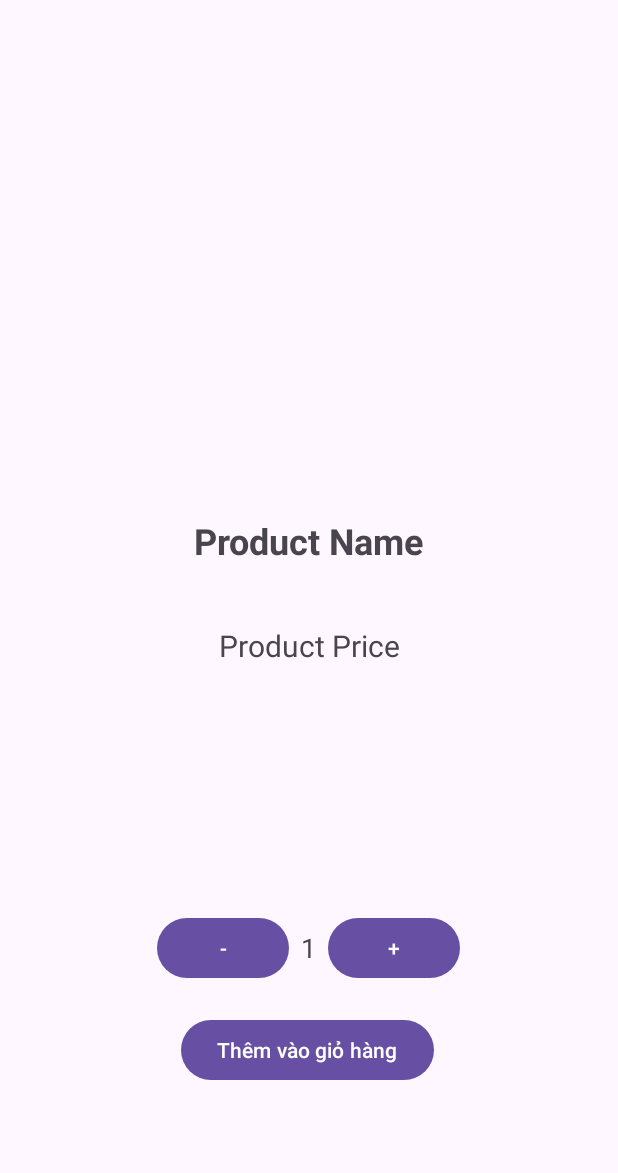
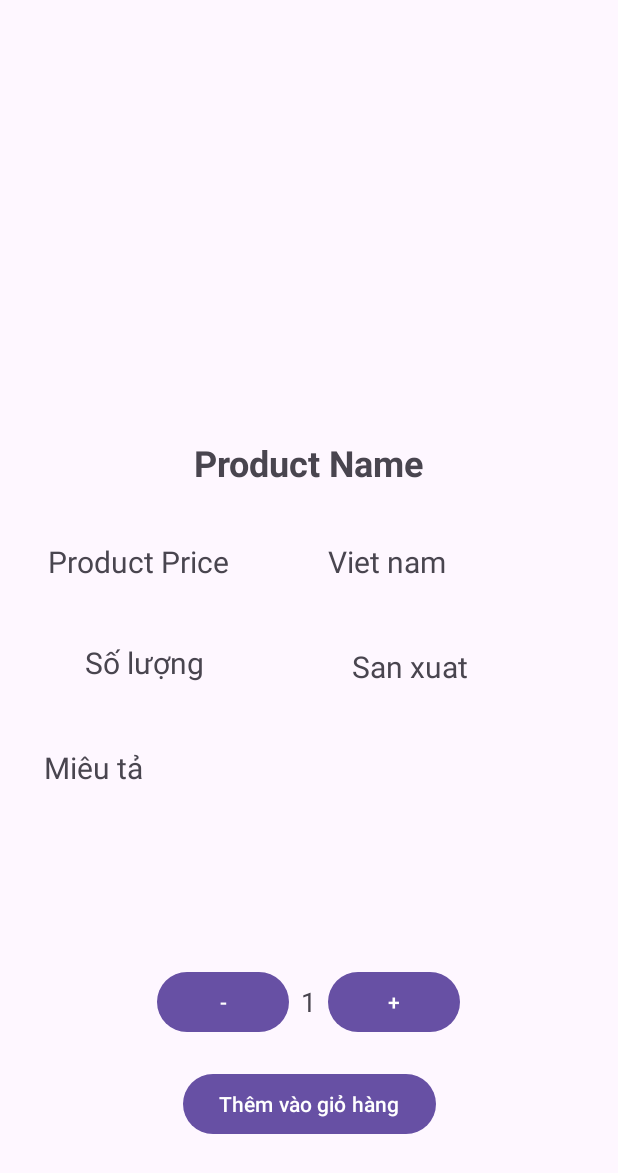
Before and after one commit to chunhai2703/PRM392_Login-Sigup-Screens, an Android app: the layout activity_detail.xml on its own in the app's theme, with its tools: preview values and no code run, on a phone screen of 412 x 824 dp. Shown: the top 1173 px of the screen. Run offline under Robolectric (Android 15) with nearby library versions, the phone set to English and light mode, and no system bars.

Commit message:
update detail

```diff
--- a/app/src/main/res/layout/activity_detail.xml
+++ b/app/src/main/res/layout/activity_detail.xml
@@ -8,11 +8,12 @@
 
     <ImageView
         android:id="@+id/productImage"
-        android:layout_width="421dp"
-        android:layout_height="312dp"
+        android:layout_width="412dp"
+        android:layout_height="260dp"
         app:layout_constraintBottom_toTopOf="@+id/productName"
         app:layout_constraintDimensionRatio="1"
         app:layout_constraintEnd_toEndOf="parent"
+        app:layout_constraintHorizontal_bias="0.0"
         app:layout_constraintStart_toStartOf="parent"
         app:layout_constraintTop_toTopOf="parent" />
 
@@ -29,23 +30,86 @@
         app:layout_constraintStart_toStartOf="parent"
         app:layout_constraintTop_toBottomOf="@+id/productImage" />
 
+
     <TextView
         android:id="@+id/productPrice"
         android:layout_width="wrap_content"
         android:layout_height="wrap_content"
-        android:layout_marginTop="8dp"
+        android:layout_marginTop="4dp"
         android:padding="16dp"
         android:text="Product Price"
         android:textSize="20sp"
         app:layout_constraintEnd_toEndOf="parent"
+        app:layout_constraintHorizontal_bias="0.062"
         app:layout_constraintStart_toStartOf="parent"
         app:layout_constraintTop_toBottomOf="@+id/productName" />
+
+    <TextView
+        android:id="@+id/productQuantity"
+        android:layout_width="wrap_content"
+        android:layout_height="wrap_content"
+        android:layout_marginTop="8dp"
+        android:padding="16dp"
+        android:text="Số lượng"
+        android:textSize="20sp"
+        app:layout_constraintEnd_toStartOf="@+id/productNamSanxuat"
+        app:layout_constraintHorizontal_bias="0.378"
+        app:layout_constraintStart_toStartOf="parent"
+        app:layout_constraintTop_toBottomOf="@+id/productPrice" />
+
+    <TextView
+        android:id="@+id/productXuatSu"
+        android:layout_width="wrap_content"
+        android:layout_height="wrap_content"
+        android:layout_marginTop="4dp"
+        android:padding="16dp"
+        android:text="Viet nam"
+        android:textSize="20sp"
+        app:layout_constraintEnd_toEndOf="parent"
+        app:layout_constraintHorizontal_bias="0.254"
+        app:layout_constraintStart_toEndOf="@+id/productPrice"
+        app:layout_constraintTop_toBottomOf="@+id/productName" />
+
+    <TextView
+        android:id="@+id/productNamSanxuat"
+        android:layout_width="wrap_content"
+        android:layout_height="wrap_content"
+        android:layout_marginTop="4dp"
+        android:layout_marginEnd="84dp"
+        android:padding="16dp"
+        android:text="San xuat"
+        android:textSize="20sp"
+        app:layout_constraintBottom_toTopOf="@+id/productDescriptionScrollView"
+        app:layout_constraintEnd_toEndOf="parent"
+        app:layout_constraintTop_toBottomOf="@+id/productXuatSu"
+        app:layout_constraintVertical_bias="0.466" />
+
+    <ScrollView
+        android:id="@+id/productDescriptionScrollView"
+        android:layout_width="382dp"
+        android:layout_height="162dp"
+        app:layout_constraintBottom_toTopOf="@+id/quantityLayout"
+        app:layout_constraintEnd_toEndOf="parent"
+        app:layout_constraintHorizontal_bias="0.454"
+        app:layout_constraintStart_toStartOf="parent"
+        app:layout_constraintTop_toBottomOf="@+id/productQuantity"
+        app:layout_constraintVertical_bias="1.0">
+
+        <TextView
+            android:id="@+id/productDescription"
+            android:layout_width="match_parent"
+            android:layout_height="wrap_content"
+            android:padding="16dp"
+            android:text="Miêu tả"
+            android:textSize="20sp" />
+
+    </ScrollView>
 
     <LinearLayout
         android:id="@+id/quantityLayout"
         android:layout_width="wrap_content"
         android:layout_height="wrap_content"
-        android:layout_marginTop="148dp"
+        android:layout_marginTop="240dp"
         android:gravity="center_vertical"
         android:orientation="horizontal"
         app:layout_constraintEnd_toEndOf="parent"
@@ -82,9 +146,10 @@
         android:layout_height="wrap_content"
         android:layout_marginTop="20dp"
         android:text="Thêm vào giỏ hàng"
+        app:layout_constraintBottom_toBottomOf="parent"
         app:layout_constraintEnd_toEndOf="parent"
-        app:layout_constraintHorizontal_bias="0.497"
         app:layout_constraintStart_toStartOf="parent"
-        app:layout_constraintTop_toBottomOf="@+id/quantityLayout" />
+        app:layout_constraintTop_toBottomOf="@+id/quantityLayout"
+        app:layout_constraintVertical_bias="0.0" />
 
 </androidx.constraintlayout.widget.ConstraintLayout>
```
Also changed, not shown: app/src/main/java/com/example/myapplication/DetailProductActivity.java (+23 -6 lines), app/src/main/java/com/example/myapplication/HomeActivity.java (+6 -2 lines), app/src/main/java/com/example/myapplication/src/ProductAdapter.java (+7 -0 lines).
